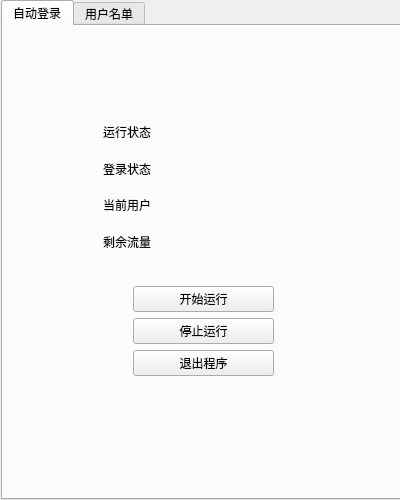
Old version of the form script/ui/main.ui in the repository CheerL/ucasAutoLog.
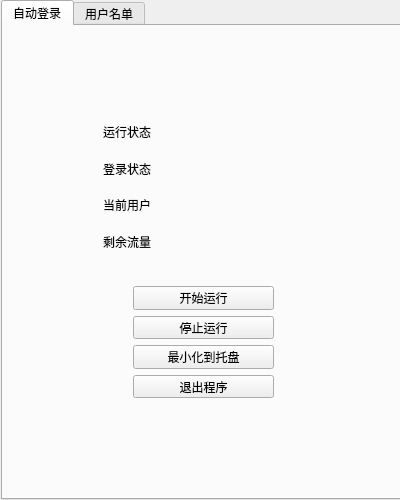
New version of the form.

Commit message: 最小化到托盘

```diff
--- a/script/ui/main.ui
+++ b/script/ui/main.ui
@@ -63,6 +63,13 @@
          </property>
         </widget>
        </item>
+       <item>
+        <widget class="QPushButton" name="pushButton">
+         <property name="text">
+          <string>最小化到托盘</string>
+         </property>
+        </widget>
+       </item>
        <item>
         <widget class="QPushButton" name="quit_button">
          <property name="text">
```
Left out of the diff: 25 changed lines with no effect on the pictures. The commit also changes 6 other files.
